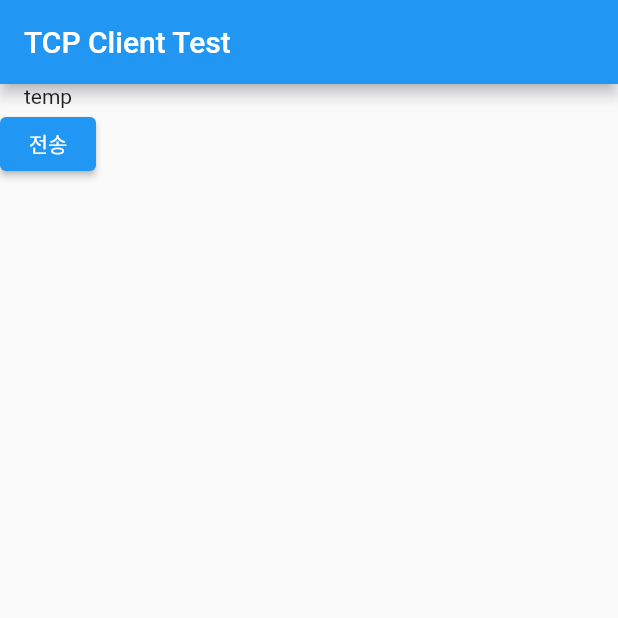
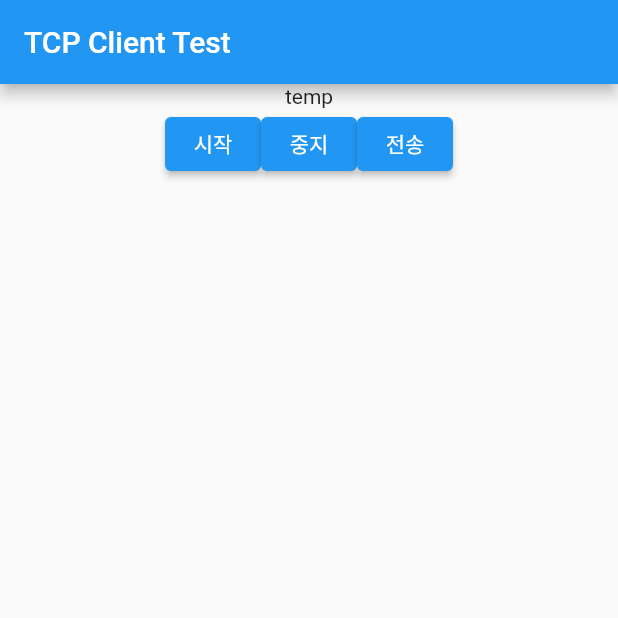
Before and after one commit to ThinkingDobby/TCP-Client-test-flutter, a Flutter app: the screen it shows after launch, after a tap on "전송", on a phone screen of 412 x 824 dp, the top half of it. Run offline on Flutter 3.47's test engine with Material 2 defaults, Android fonts, the phone set to English and light mode, and no system bars.

Commit message:
기본 통신 함수 세분화

```diff
--- a/lib/tcp_client.dart
+++ b/lib/tcp_client.dart
@@ -1,10 +1,6 @@
 import 'dart:convert';
 import 'dart:io';
 import 'package:flutter/material.dart';
-
-// import 'package:get_ip/get_ip.dart';
-// import 'package:shared_preferences/shared_preferences.dart';
-
 
 class TCPClient extends StatefulWidget {
 
@@ -17,7 +13,6 @@ class _TCPClientState extends State<TCPClient> {
 
   late BasicTestClient client;
 
-
   @override
   void initState() {
     super.initState();
@@ -29,28 +24,38 @@ class _TCPClientState extends State<TCPClient> {
     return Scaffold(
       appBar: AppBar(title: const Text("TCP Client Test")),
       body: Column(
+        crossAxisAlignment: CrossAxisAlignment.center,
         children: <Widget>[
           Text(_receivedData),
-          ElevatedButton(onPressed: sendBtnClicked, child: const Text("전송"))
+          Row(
+            mainAxisAlignment: MainAxisAlignment.center,
+            children: <Widget> [
+              ElevatedButton(onPressed: startCon, child: const Text("시작")),
+              ElevatedButton(onPressed: stopCon, child: const Text("중지")),
+              ElevatedButton(onPressed: sendData, child: const Text("전송"))
+            ],
+          )
         ]
       )
     );
   }
 
-  void sendBtnClicked() async {
+  void startCon() async {
     await client.sendRequest();
-    client.sendData();
+  }
+
+  void sendData() async {
+    client.sendMessage("hello");
+  }
+
+  void stopCon() {
+    client.stopClnt();
   }
 }
 
 class BasicTestClient {
   String _host = "192.168.35.69";
-  // 192.168.35.25
-  // 192.168.1.99
-  // 10.0.2.2
-  // 127.0.0.1
   int _port = 10001;
-  int _bufSize = 1024;
 
   late Socket clntSocket;
 
@@ -62,25 +67,15 @@ class BasicTestClient {
   Future<void> sendRequest() async {
     clntSocket = await Socket.connect(_host, _port);
     print("Connected");
-  }
-
-  void sendData() async{
-    // 전송할 데이터 입력부
-    // while (true) {
-    //
-    // }
-
     clntSocket.listen((List<int> event) {
       // 임시
       print(utf8.decode(event));
     });
+  }
 
+  void sendMessage(String data) async{
     // 임시 코드 - "hello" 전달
-    clntSocket.add(utf8.encode("hello"));
-
-    // 임시 코드 - 5초 대기
-    await Future.delayed(const Duration(seconds: 5));
-    stopClnt();
+    clntSocket.add(utf8.encode(data));
   }
 
   void stopClnt() {
```
